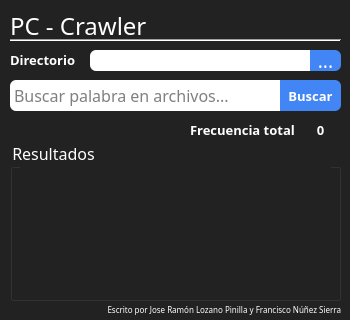
This is user-interface.ui in JoserraLP/PC-Crawler as Qt 5 draws it before an edit. The edited form follows.
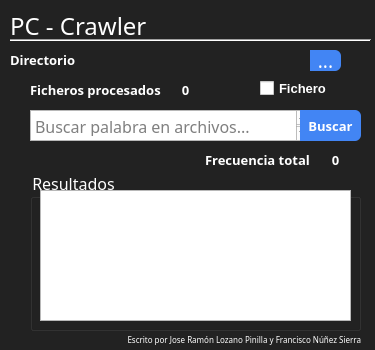
This is the edited form.

Diff of the .ui file:
```diff
--- a/user-interface.ui
+++ b/user-interface.ui
@@ -6,8 +6,8 @@
    <rect>
     <x>0</x>
     <y>0</y>
-    <width>350</width>
-    <height>320</height>
+    <width>375</width>
+    <height>350</height>
    </rect>
   </property>
   <property name="font">
@@ -62,11 +62,11 @@
 	border: None;
 }</string>
   </property>
-  <widget class="QPushButton" name="searchButton">
+  <widget class="QPushButton" name="search_button">
    <property name="geometry">
     <rect>
-     <x>280</x>
-     <y>80</y>
+     <x>300</x>
+     <y>110</y>
      <width>61</width>
      <height>31</height>
     </rect>
@@ -132,8 +132,8 @@
   <widget class="QGroupBox" name="results">
    <property name="geometry">
     <rect>
-     <x>10</x>
-     <y>140</y>
+     <x>30</x>
+     <y>170</y>
      <width>331</width>
      <height>161</height>
     </rect>
@@ -150,7 +150,7 @@
    <property name="title">
     <string>Resultados</string>
    </property>
-   <widget class="QListWidget" name="listResults">
+   <widget class="QListWidget" name="list_results">
     <property name="geometry">
      <rect>
       <x>10</x>
@@ -159,13 +159,16 @@
       <height>131</height>
      </rect>
     </property>
+    <property name="autoFillBackground">
+     <bool>false</bool>
+    </property>
    </widget>
   </widget>
-  <widget class="QTextEdit" name="searchText">
+  <widget class="QTextEdit" name="search_text">
    <property name="geometry">
     <rect>
-     <x>10</x>
-     <y>80</y>
+     <x>30</x>
+     <y>110</y>
      <width>281</width>
      <height>31</height>
     </rect>
@@ -193,7 +196,7 @@
     <string>Buscar palabra en archivos...</string>
    </property>
   </widget>
-  <widget class="QLabel" name="selectedDir">
+  <widget class="QLabel" name="selected_name">
    <property name="geometry">
     <rect>
      <x>90</x>
@@ -218,7 +221,7 @@
     <string/>
    </property>
   </widget>
-  <widget class="QPushButton" name="loadFilesButton">
+  <widget class="QPushButton" name="load_files_btn">
    <property name="geometry">
     <rect>
      <x>310</x>
@@ -234,8 +237,8 @@
   <widget class="QLabel" name="label_4">
    <property name="geometry">
     <rect>
-     <x>10</x>
-     <y>300</y>
+     <x>30</x>
+     <y>330</y>
      <width>331</width>
      <height>20</height>
     </rect>
@@ -260,7 +263,7 @@
     <rect>
      <x>10</x>
      <y>30</y>
-     <width>331</width>
+     <width>361</width>
      <height>20</height>
     </rect>
    </property>
@@ -268,11 +271,11 @@
     <enum>Qt::Horizontal</enum>
    </property>
   </widget>
-  <widget class="QLabel" name="totalFrequency">
+  <widget class="QLabel" name="total_frequency">
    <property name="geometry">
     <rect>
-     <x>305</x>
-     <y>120</y>
+     <x>320</x>
+     <y>150</y>
      <width>31</width>
      <height>20</height>
     </rect>
@@ -298,8 +301,8 @@
   <widget class="QLabel" name="label_5">
    <property name="geometry">
     <rect>
-     <x>190</x>
-     <y>120</y>
+     <x>205</x>
+     <y>150</y>
      <width>111</width>
      <height>20</height>
     </rect>
@@ -316,17 +319,504 @@
     <string>Frecuencia total</string>
    </property>
   </widget>
+  <widget class="QLabel" name="label_6">
+   <property name="geometry">
+    <rect>
+     <x>30</x>
+     <y>80</y>
+     <width>151</width>
+     <height>20</height>
+    </rect>
+   </property>
+   <property name="font">
+    <font>
+     <family>Montserrat</family>
+     <pointsize>10</pointsize>
+     <weight>75</weight>
+     <bold>true</bold>
+    </font>
+   </property>
+   <property name="text">
+    <string>Ficheros procesados</string>
+   </property>
+  </widget>
+  <widget class="QLabel" name="total_files">
+   <property name="geometry">
+    <rect>
+     <x>170</x>
+     <y>80</y>
+     <width>31</width>
+     <height>20</height>
+    </rect>
+   </property>
+   <property name="font">
+    <font>
+     <family>Montserrat</family>
+     <pointsize>10</pointsize>
+     <weight>75</weight>
+     <bold>true</bold>
+    </font>
+   </property>
+   <property name="text">
+    <string>0</string>
+   </property>
+   <property name="textFormat">
+    <enum>Qt::PlainText</enum>
+   </property>
+   <property name="alignment">
+    <set>Qt::AlignCenter</set>
+   </property>
+  </widget>
+  <widget class="QCheckBox" name="is_file">
+   <property name="geometry">
+    <rect>
+     <x>260</x>
+     <y>80</y>
+     <width>71</width>
+     <height>17</height>
+    </rect>
+   </property>
+   <property name="palette">
+    <palette>
+     <active>
+      <colorrole role="WindowText">
+       <brush brushstyle="SolidPattern">
+        <color alpha="255">
+         <red>255</red>
+         <green>255</green>
+         <blue>255</blue>
+        </color>
+       </brush>
+      </colorrole>
+      <colorrole role="Button">
+       <brush brushstyle="SolidPattern">
+        <color alpha="255">
+         <red>255</red>
+         <green>255</green>
+         <blue>255</blue>
+        </color>
+       </brush>
+      </colorrole>
+      <colorrole role="Light">
+       <brush brushstyle="SolidPattern">
+        <color alpha="255">
+         <red>255</red>
+         <green>255</green>
+         <blue>255</blue>
+        </color>
+       </brush>
+      </colorrole>
+      <colorrole role="Midlight">
+       <brush brushstyle="SolidPattern">
+        <color alpha="255">
+         <red>255</red>
+         <green>255</green>
+         <blue>255</blue>
+        </color>
+       </brush>
+      </colorrole>
+      <colorrole role="Dark">
+       <brush brushstyle="SolidPattern">
+        <color alpha="255">
+         <red>127</red>
+         <green>127</green>
+         <blue>127</blue>
+        </color>
+       </brush>
+      </colorrole>
+      <colorrole role="Mid">
+       <brush brushstyle="SolidPattern">
+        <color alpha="255">
+         <red>170</red>
+         <green>170</green>
+         <blue>170</blue>
+        </color>
+       </brush>
+      </colorrole>
+      <colorrole role="Text">
+       <brush brushstyle="SolidPattern">
+        <color alpha="255">
+         <red>0</red>
+         <green>0</green>
+         <blue>0</blue>
+        </color>
+       </brush>
+      </colorrole>
+      <colorrole role="BrightText">
+       <brush brushstyle="SolidPattern">
+        <color alpha="255">
+         <red>255</red>
+         <green>255</green>
+         <blue>255</blue>
+        </color>
+       </brush>
+      </colorrole>
+      <colorrole role="ButtonText">
+       <brush brushstyle="SolidPattern">
+        <color alpha="255">
+         <red>0</red>
+         <green>0</green>
+         <blue>0</blue>
+        </color>
+       </brush>
+      </colorrole>
+      <colorrole role="Base">
+       <brush brushstyle="SolidPattern">
+        <color alpha="255">
+         <red>255</red>
+         <green>255</green>
+         <blue>255</blue>
+        </color>
+       </brush>
+      </colorrole>
+      <colorrole role="Window">
+       <brush brushstyle="SolidPattern">
+        <color alpha="255">
+         <red>255</red>
+         <green>255</green>
+         <blue>255</blue>
+        </color>
+       </brush>
+      </colorrole>
+      <colorrole role="Shadow">
+       <brush brushstyle="SolidPattern">
+        <color alpha="255">
+         <red>0</red>
+         <green>0</green>
+         <blue>0</blue>
+        </color>
+       </brush>
+      </colorrole>
+      <colorrole role="AlternateBase">
+       <brush brushstyle="SolidPattern">
+        <color alpha="255">
+         <red>255</red>
+         <green>255</green>
+         <blue>255</blue>
+        </color>
+       </brush>
+      </colorrole>
+      <colorrole role="ToolTipBase">
+       <brush brushstyle="SolidPattern">
+        <color alpha="255">
+         <red>255</red>
+         <green>255</green>
+         <blue>220</blue>
+        </color>
+       </brush>
+      </colorrole>
+      <colorrole role="ToolTipText">
+       <brush brushstyle="SolidPattern">
+        <color alpha="255">
+         <red>0</red>
+         <green>0</green>
+         <blue>0</blue>
+        </color>
+       </brush>
+      </colorrole>
+     </active>
+     <inactive>
+      <colorrole role="WindowText">
+       <brush brushstyle="SolidPattern">
+        <color alpha="255">
+         <red>255</red>
+         <green>255</green>
+         <blue>255</blue>
+        </color>
+       </brush>
+      </colorrole>
+      <colorrole role="Button">
+       <brush brushstyle="SolidPattern">
+        <color alpha="255">
+         <red>255</red>
+         <green>255</green>
+         <blue>255</blue>
+        </color>
+       </brush>
+      </colorrole>
+      <colorrole role="Light">
+       <brush brushstyle="SolidPattern">
+        <color alpha="255">
+         <red>255</red>
+         <green>255</green>
+         <blue>255</blue>
+        </color>
+       </brush>
+      </colorrole>
+      <colorrole role="Midlight">
+       <brush brushstyle="SolidPattern">
+        <color alpha="255">
+         <red>255</red>
+         <green>255</green>
+         <blue>255</blue>
+        </color>
+       </brush>
+      </colorrole>
+      <colorrole role="Dark">
+       <brush brushstyle="SolidPattern">
+        <color alpha="255">
+         <red>127</red>
+         <green>127</green>
+         <blue>127</blue>
+        </color>
+       </brush>
+      </colorrole>
+      <colorrole role="Mid">
+       <brush brushstyle="SolidPattern">
+        <color alpha="255">
+         <red>170</red>
+         <green>170</green>
+         <blue>170</blue>
+        </color>
+       </brush>
+      </colorrole>
+      <colorrole role="Text">
+       <brush brushstyle="SolidPattern">
+        <color alpha="255">
+         <red>0</red>
+         <green>0</green>
+         <blue>0</blue>
+        </color>
+       </brush>
+      </colorrole>
+      <colorrole role="BrightText">
+       <brush brushstyle="SolidPattern">
+        <color alpha="255">
+         <red>255</red>
+         <green>255</green>
+         <blue>255</blue>
+        </color>
+       </brush>
+      </colorrole>
+      <colorrole role="ButtonText">
+       <brush brushstyle="SolidPattern">
+        <color alpha="255">
+         <red>0</red>
+         <green>0</green>
+         <blue>0</blue>
+        </color>
+       </brush>
+      </colorrole>
+      <colorrole role="Base">
+       <brush brushstyle="SolidPattern">
+        <color alpha="255">
+         <red>255</red>
+         <green>255</green>
+         <blue>255</blue>
+        </color>
+       </brush>
+      </colorrole>
+      <colorrole role="Window">
+       <brush brushstyle="SolidPattern">
+        <color alpha="255">
+         <red>255</red>
+         <green>255</green>
+         <blue>255</blue>
+        </color>
+       </brush>
+      </colorrole>
+      <colorrole role="Shadow">
+       <brush brushstyle="SolidPattern">
+        <color alpha="255">
+         <red>0</red>
+         <green>0</green>
+         <blue>0</blue>
+        </color>
+       </brush>
+      </colorrole>
+      <colorrole role="AlternateBase">
+       <brush brushstyle="SolidPattern">
+        <color alpha="255">
+         <red>255</red>
+         <green>255</green>
+         <blue>255</blue>
+        </color>
+       </brush>
+      </colorrole>
+      <colorrole role="ToolTipBase">
+       <brush brushstyle="SolidPattern">
+        <color alpha="255">
+         <red>255</red>
+         <green>255</green>
+         <blue>220</blue>
+        </color>
+       </brush>
+      </colorrole>
+      <colorrole role="ToolTipText">
+       <brush brushstyle="SolidPattern">
+        <color alpha="255">
+         <red>0</red>
+         <green>0</green>
+         <blue>0</blue>
+        </color>
+       </brush>
+      </colorrole>
+     </inactive>
+     <disabled>
+      <colorrole role="WindowText">
+       <brush brushstyle="SolidPattern">
+        <color alpha="255">
+         <red>127</red>
+         <green>127</green>
+         <blue>127</blue>
+        </color>
+       </brush>
+      </colorrole>
+      <colorrole role="Button">
+       <brush brushstyle="SolidPattern">
+        <color alpha="255">
+         <red>255</red>
+         <green>255</green>
+         <blue>255</blue>
+        </color>
+       </brush>
+      </colorrole>
+      <colorrole role="Light">
+       <brush brushstyle="SolidPattern">
+        <color alpha="255">
+         <red>255</red>
+         <green>255</green>
+         <blue>255</blue>
+        </color>
+       </brush>
+      </colorrole>
+      <colorrole role="Midlight">
+       <brush brushstyle="SolidPattern">
+        <color alpha="255">
+         <red>255</red>
+         <green>255</green>
+         <blue>255</blue>
+        </color>
+       </brush>
+      </colorrole>
+      <colorrole role="Dark">
+       <brush brushstyle="SolidPattern">
+        <color alpha="255">
+         <red>127</red>
+         <green>127</green>
+         <blue>127</blue>
+        </color>
+       </brush>
+      </colorrole>
+      <colorrole role="Mid">
+       <brush brushstyle="SolidPattern">
+        <color alpha="255">
+         <red>170</red>
+         <green>170</green>
+         <blue>170</blue>
+        </color>
+       </brush>
+      </colorrole>
+      <colorrole role="Text">
+       <brush brushstyle="SolidPattern">
+        <color alpha="255">
+         <red>127</red>
+         <green>127</green>
+         <blue>127</blue>
+        </color>
+       </brush>
+      </colorrole>
+      <colorrole role="BrightText">
+       <brush brushstyle="SolidPattern">
+        <color alpha="255">
+         <red>255</red>
+         <green>255</green>
+         <blue>255</blue>
+        </color>
+       </brush>
+      </colorrole>
+      <colorrole role="ButtonText">
+       <brush brushstyle="SolidPattern">
+        <color alpha="255">
+         <red>127</red>
+         <green>127</green>
+         <blue>127</blue>
+        </color>
+       </brush>
+      </colorrole>
+      <colorrole role="Base">
+       <brush brushstyle="SolidPattern">
+        <color alpha="255">
+         <red>255</red>
+         <green>255</green>
+         <blue>255</blue>
+        </color>
+       </brush>
+      </colorrole>
+      <colorrole role="Window">
+       <brush brushstyle="SolidPattern">
+        <color alpha="255">
+         <red>255</red>
+         <green>255</green>
+         <blue>255</blue>
+        </color>
+       </brush>
+      </colorrole>
+      <colorrole role="Shadow">
+       <brush brushstyle="SolidPattern">
+        <color alpha="255">
+         <red>0</red>
+         <green>0</green>
+         <blue>0</blue>
+        </color>
+       </brush>
+      </colorrole>
+      <colorrole role="AlternateBase">
+       <brush brushstyle="SolidPattern">
+        <color alpha="255">
+         <red>255</red>
+         <green>255</green>
+         <blue>255</blue>
+        </color>
+       </brush>
+      </colorrole>
+      <colorrole role="ToolTipBase">
+       <brush brushstyle="SolidPattern">
+        <color alpha="255">
+         <red>255</red>
+         <green>255</green>
+         <blue>220</blue>
+        </color>
+       </brush>
+      </colorrole>
+      <colorrole role="ToolTipText">
+       <brush brushstyle="SolidPattern">
+        <color alpha="255">
+         <red>0</red>
+         <green>0</green>
+         <blue>0</blue>
+        </color>
+       </brush>
+      </colorrole>
+     </disabled>
+    </palette>
+   </property>
+   <property name="font">
+    <font>
+     <family>Arial</family>
+     <pointsize>10</pointsize>
+     <weight>75</weight>
+     <bold>true</bold>
+    </font>
+   </property>
+   <property name="text">
+    <string>Fichero</string>
+   </property>
+  </widget>
   <zorder>label_2</zorder>
   <zorder>title</zorder>
   <zorder>results</zorder>
-  <zorder>searchText</zorder>
-  <zorder>selectedDir</zorder>
-  <zorder>searchButton</zorder>
-  <zorder>loadFilesButton</zorder>
+  <zorder>search_text</zorder>
+  <zorder>search_button</zorder>
   <zorder>label_4</zorder>
   <zorder>line</zorder>
-  <zorder>totalFrequency</zorder>
+  <zorder>total_frequency</zorder>
   <zorder>label_5</zorder>
+  <zorder>label_6</zorder>
+  <zorder>total_files</zorder>
+  <zorder>is_file</zorder>
+  <zorder>selected_name</zorder>
+  <zorder>load_files_btn</zorder>
  </widget>
  <resources/>
  <connections/>
```
